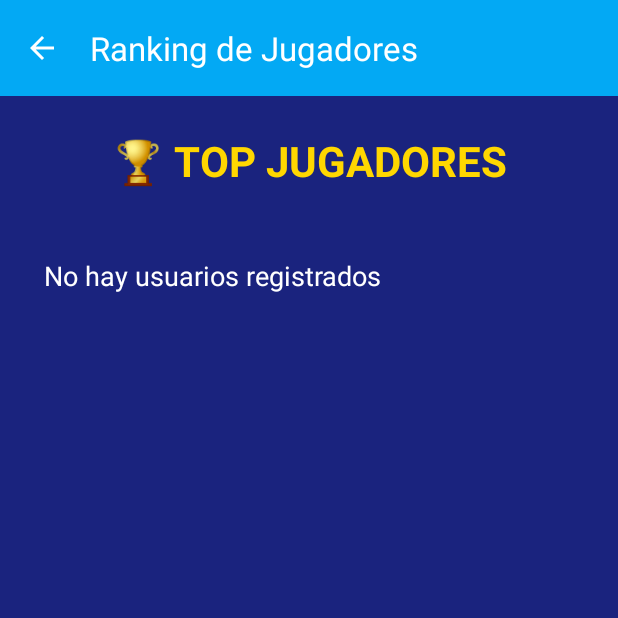
After one commit to nataliagarcia2004/CIBERQUIZ_P1, an Android app: the Ranking screen opened directly, with no data from a screen before it, on a phone screen of 412 x 824 dp, the top half of it. The commit adds this screen. Run offline under Robolectric (Android 15) with nearby library versions, the phone set to English and light mode, and no system bars.

Commit message:
añadir ranking, en principio todo lo d persistencia de datos ok

```diff
--- a/app/src/main/AndroidManifest.xml
+++ b/app/src/main/AndroidManifest.xml
@@ -43,6 +43,9 @@
                 <category android:name="android.intent.category.LAUNCHER" />
             </intent-filter>
         </activity>
+        <activity
+            android:name=".Ranking"
+            android:parentActivityName=".Menu" />
     </application>
 
 </manifest>
--- /dev/null
+++ b/app/src/main/java/com/example/practica_1/Ranking.java
@@ -0,0 +1,146 @@
+package com.example.practica_1;
+
+import android.database.Cursor;
+import android.database.sqlite.SQLiteDatabase;
+import android.os.Bundle;
+import android.view.View;
+import android.widget.LinearLayout;
+import android.widget.TextView;
+
+import androidx.appcompat.app.AppCompatActivity;
+import androidx.appcompat.widget.Toolbar;
+import androidx.core.content.ContextCompat;
+
+public class Ranking extends AppCompatActivity {
+
+    private LinearLayout rankingContainer;
+
+    @Override
+    protected void onCreate(Bundle savedInstanceState) {
+        super.onCreate(savedInstanceState);
+        setContentView(R.layout.activity_ranking);
+
+        // Configurar toolbar
+        Toolbar toolbar = findViewById(R.id.toolbar);
+        setSupportActionBar(toolbar);
+        if (getSupportActionBar() != null) {
+            getSupportActionBar().setDisplayHomeAsUpEnabled(true);
+            getSupportActionBar().setDisplayShowHomeEnabled(true);
+        }
+
+        rankingContainer = findViewById(R.id.rankingContainer);
+
+        cargarRanking();
+    }
+
+    private void cargarRanking() {
+        AdminSQLiteOpenHelper admin = new AdminSQLiteOpenHelper(this);
+        SQLiteDatabase db = admin.getReadableDatabase();
+
+        // Consulta para obtener usuarios ordenados por puntos
+        Cursor cursor = db.query(
+                AdminSQLiteOpenHelper.TABLE_USUARIOS,
+                new String[]{
+                        AdminSQLiteOpenHelper.COLUMN_NOMBRE,
+                        AdminSQLiteOpenHelper.COLUMN_PUNTOS_TOTALES
+                },
+                null, null, null, null,
+                AdminSQLiteOpenHelper.COLUMN_PUNTOS_TOTALES + " DESC"
+        );
+
+        int posicion = 1;
+
+        if (cursor.moveToFirst()) {
+            do {
+                String nombre = cursor.getString(0);
+                int puntos = cursor.getInt(1);
+
+                // Crear vista para cada usuario
+                agregarUsuarioAlRanking(posicion, nombre, puntos);
+                posicion++;
+
+            } while (cursor.moveToNext());
+        } else {
+            // Si no hay usuarios
+            TextView tvVacio = new TextView(this);
+            tvVacio.setText("No hay usuarios registrados");
+            tvVacio.setTextSize(18);
+            tvVacio.setTextColor(ContextCompat.getColor(this, R.color.white));
+            tvVacio.setPadding(20, 20, 20, 20);
+            rankingContainer.addView(tvVacio);
+        }
+
+        cursor.close();
+        db.close();
+    }
+
+    private void agregarUsuarioAlRanking(int posicion, String nombre, int puntos) {
+        // Crear LinearLayout horizontal para cada entrada
+        LinearLayout itemLayout = new LinearLayout(this);
+        itemLayout.setOrientation(LinearLayout.HORIZONTAL);
+        itemLayout.setPadding(30, 20, 30, 20);
+        itemLayout.setBackgroundResource(R.drawable.ranking_item_background);
+
+        LinearLayout.LayoutParams layoutParams = new LinearLayout.LayoutParams(
+                LinearLayout.LayoutParams.MATCH_PARENT,
+                LinearLayout.LayoutParams.WRAP_CONTENT
+        );
+        layoutParams.setMargins(20, 10, 20, 10);
+        itemLayout.setLayoutParams(layoutParams);
+
+        // TextView para la posición
+        TextView tvPosicion = new TextView(this);
+        tvPosicion.setText(posicion + ".");
+        tvPosicion.setTextSize(20);
+        tvPosicion.setTextColor(ContextCompat.getColor(this, R.color.white));
+        tvPosicion.setTextAlignment(View.TEXT_ALIGNMENT_CENTER);
+        tvPosicion.setLayoutParams(new LinearLayout.LayoutParams(
+                0,
+                LinearLayout.LayoutParams.WRAP_CONTENT,
+                0.15f
+        ));
+
+        // TextView para el nombre
+        TextView tvNombre = new TextView(this);
+        tvNombre.setText(nombre);
+        tvNombre.setTextSize(18);
+        tvNombre.setTextColor(ContextCompat.getColor(this, R.color.white));
+        tvNombre.setLayoutParams(new LinearLayout.LayoutParams(
+                0,
+                LinearLayout.LayoutParams.WRAP_CONTENT,
+                0.60f
+        ));
+
+        // TextView para los puntos
+        TextView tvPuntos = new TextView(this);
+        tvPuntos.setText(puntos + " pts");
+        tvPuntos.setTextSize(18);
+        tvPuntos.setTextColor(ContextCompat.getColor(this, android.R.color.holo_green_light));
+        tvPuntos.setTextAlignment(View.TEXT_ALIGNMENT_TEXT_END);
+        tvPuntos.setLayoutParams(new LinearLayout.LayoutParams(
+                0,
+                LinearLayout.LayoutParams.WRAP_CONTENT,
+                0.25f
+        ));
+
+        // Agregar los TextViews al layout del item
+        itemLayout.addView(tvPosicion);
+        itemLayout.addView(tvNombre);
+        itemLayout.addView(tvPuntos);
+
+        // Agregar el item al contenedor principal
+        rankingContainer.addView(itemLayout);
+    }
+
+    @Override
+    public boolean onSupportNavigateUp() {
+        onBackPressed();
+        return true;
+    }
+
+    @Override
+    public void onBackPressed() {
+        super.onBackPressed();
+        overridePendingTransition(R.anim.slide_in_right, R.anim.slide_out_left);
+    }
+}
--- /dev/null
+++ b/app/src/main/res/drawable/ranking_item_background.xml
@@ -0,0 +1,8 @@
+<?xml version="1.0" encoding="utf-8"?>
+<shape xmlns:android="http://schemas.android.com/apk/res/android">
+    <solid android:color="#283593" />
+    <corners android:radius="12dp" />
+    <stroke
+        android:width="2dp"
+        android:color="#5C6BC0" />
+</shape>
--- /dev/null
+++ b/app/src/main/res/layout/activity_ranking.xml
@@ -0,0 +1,56 @@
+<?xml version="1.0" encoding="utf-8"?>
+<androidx.constraintlayout.widget.ConstraintLayout xmlns:android="http://schemas.android.com/apk/res/android"
+    xmlns:app="http://schemas.android.com/apk/res-auto"
+    xmlns:tools="http://schemas.android.com/tools"
+    android:layout_width="match_parent"
+    android:layout_height="match_parent"
+    android:background="#1A237E"
+    tools:context=".Ranking">
+
+    <androidx.appcompat.widget.Toolbar
+        android:id="@+id/toolbar"
+        android:layout_width="match_parent"
+        android:layout_height="?attr/actionBarSize"
+        android:background="#03A9F4"
+        android:elevation="4dp"
+        android:theme="@style/ThemeOverlay.AppCompat.Dark.ActionBar"
+        app:layout_constraintEnd_toEndOf="parent"
+        app:layout_constraintStart_toStartOf="parent"
+        app:layout_constraintTop_toTopOf="parent"
+        app:popupTheme="@style/ThemeOverlay.AppCompat.Light"
+        app:title="Ranking de Jugadores"
+        app:titleTextColor="@android:color/white" />
+
+    <TextView
+        android:id="@+id/tituloRanking"
+        android:layout_width="wrap_content"
+        android:layout_height="wrap_content"
+        android:layout_marginTop="24dp"
+        android:text="🏆 TOP JUGADORES"
+        android:textColor="#FFD700"
+        android:textSize="28sp"
+        android:textStyle="bold"
+        app:layout_constraintEnd_toEndOf="parent"
+        app:layout_constraintStart_toStartOf="parent"
+        app:layout_constraintTop_toBottomOf="@id/toolbar" />
+
+    <ScrollView
+        android:layout_width="0dp"
+        android:layout_height="0dp"
+        android:layout_marginTop="16dp"
+        android:layout_marginBottom="16dp"
+        android:contentDescription="Lista de ranking de jugadores"
+        app:layout_constraintBottom_toBottomOf="parent"
+        app:layout_constraintEnd_toEndOf="parent"
+        app:layout_constraintStart_toStartOf="parent"
+        app:layout_constraintTop_toBottomOf="@id/tituloRanking">
+
+        <LinearLayout
+            android:id="@+id/rankingContainer"
+            android:layout_width="match_parent"
+            android:layout_height="wrap_content"
+            android:orientation="vertical"
+            android:padding="16dp" />
+    </ScrollView>
+
+</androidx.constraintlayout.widget.ConstraintLayout>
```
Also changed, not shown: app/src/main/java/com/example/practica_1/Menu.java (+9 -0 lines), app/src/main/res/layout/activity_menu.xml (+17 -0 lines).
